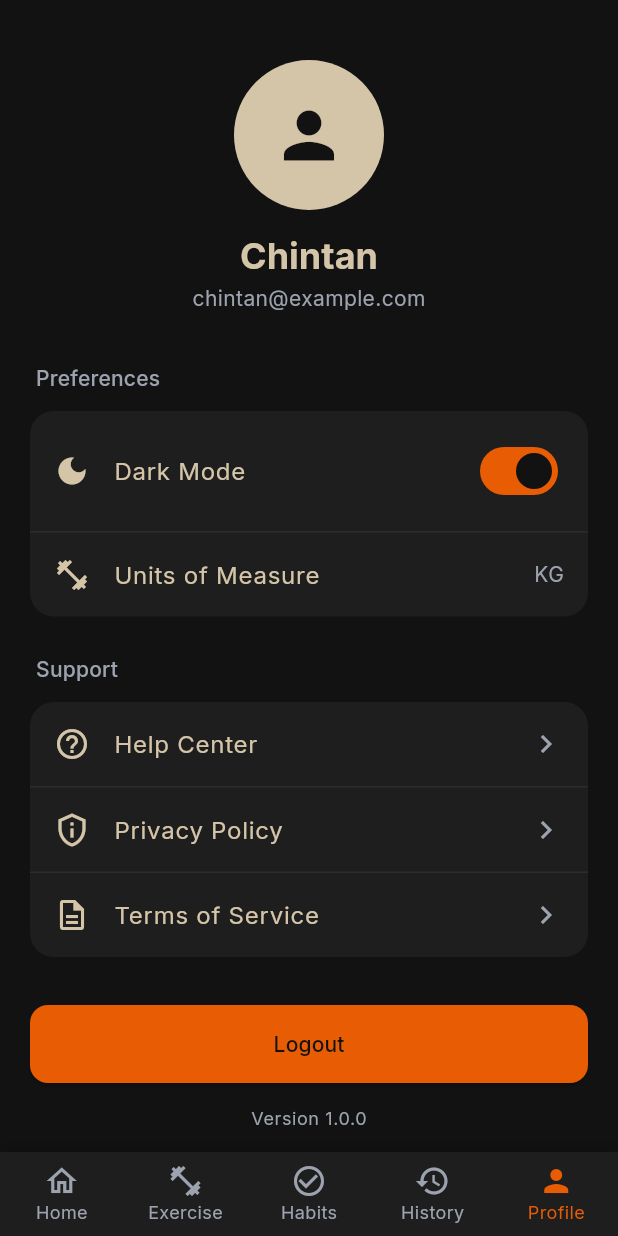
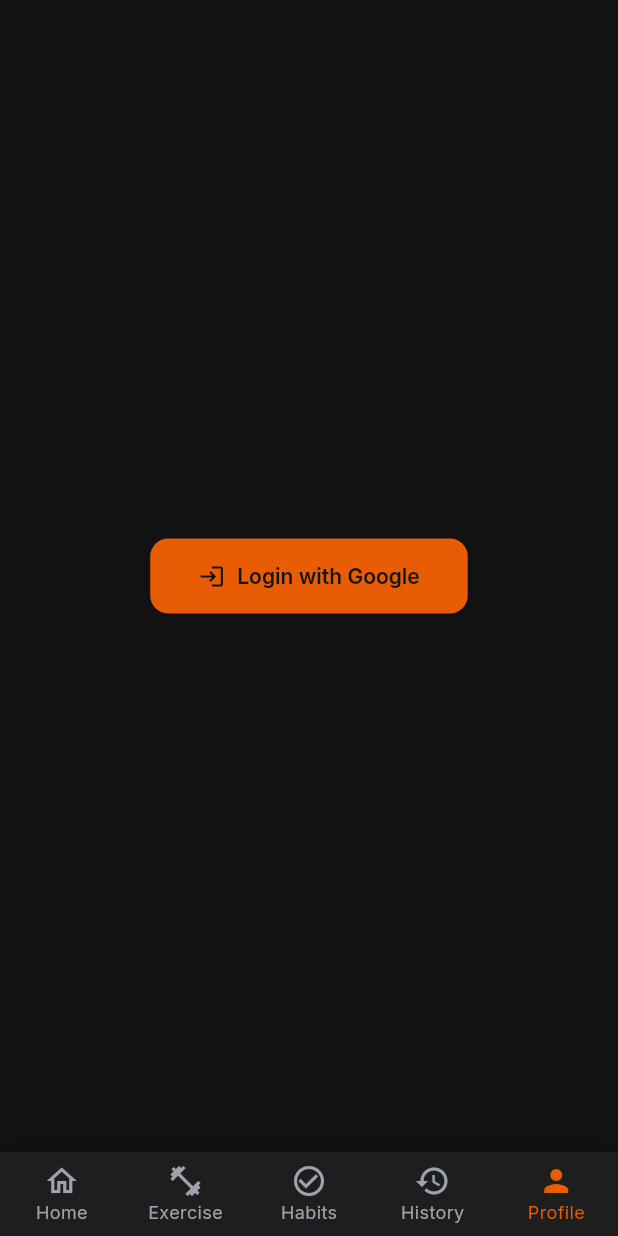
Before and after one commit to chintanmehta21/GrowthFuel, a Flutter app: the screen it shows after launch, item 5 of the bottom bar chosen, on a phone screen of 412 x 824 dp. Run offline on Flutter 3.47's test engine with Material 3 defaults, Android fonts, the phone set to English and light mode, and no system bars; our stand-ins replace device_preview, fl_chart, google_fonts, supabase_flutter; accounts and stored records are empty.

Commit message:
VScode Edits #2

```diff
--- a/1_Flutter_Src/lib/screens/home/home_screen.dart
+++ b/1_Flutter_Src/lib/screens/home/home_screen.dart
@@ -1,12 +1,15 @@
 import 'package:flutter/material.dart';
 import 'package:growth_fuel/config/theme.dart';
 import 'package:fl_chart/fl_chart.dart';
+import 'package:supabase_flutter/supabase_flutter.dart';
 
 class HomeScreen extends StatelessWidget {
   const HomeScreen({super.key});
 
   @override
   Widget build(BuildContext context) {
+    final user = Supabase.instance.client.auth.currentUser;
+    final userName = user?.userMetadata?['name'] ?? user?.email?.split('@').first ?? 'User';
     return Scaffold(
       backgroundColor: AppTheme.backgroundDark,
       body: SafeArea(
@@ -15,7 +18,6 @@
           child: Column(
             crossAxisAlignment: CrossAxisAlignment.start,
             children: [
-              // Greeting Section
               Row(
                 mainAxisAlignment: MainAxisAlignment.spaceBetween,
                 children: [
@@ -23,7 +25,7 @@
                     crossAxisAlignment: CrossAxisAlignment.start,
                     children: [
                       Text(
-                        'Hello Chintan,',
+                        'Hello $userName,',
                         style: Theme.of(context).textTheme.displaySmall,
                       ),
                     ],
--- a/1_Flutter_Src/lib/screens/profile/profile_screen.dart
+++ b/1_Flutter_Src/lib/screens/profile/profile_screen.dart
@@ -1,11 +1,38 @@
 import 'package:flutter/material.dart';
 import 'package:growth_fuel/config/theme.dart';
+import 'package:supabase_flutter/supabase_flutter.dart';
 
 class ProfileScreen extends StatelessWidget {
   const ProfileScreen({super.key});
 
   @override
   Widget build(BuildContext context) {
+    final user = Supabase.instance.client.auth.currentUser;
+    if (user == null) {
+      // Not logged in: Show Google login button
+      return Scaffold(
+        backgroundColor: AppTheme.backgroundDark,
+        body: SafeArea(
+          child: Center(
+            child: ElevatedButton.icon(
+              icon: Icon(Icons.login, color: AppTheme.backgroundDark),
+              label: const Text('Login with Google'),
+              style: ElevatedButton.styleFrom(
+                backgroundColor: AppTheme.accent,
+                foregroundColor: AppTheme.backgroundDark,
+                padding: const EdgeInsets.symmetric(horizontal: 32, vertical: 16),
+              ),
+              onPressed: () async {
+                await Supabase.instance.client.auth.signInWithOAuth(
+                  OAuthProvider.google,
+                );
+              },
+            ),
+          ),
+        ),
+      );
+    }
+    // Logged in: Show profile
     return Scaffold(
       backgroundColor: AppTheme.backgroundDark,
       body: SafeArea(
@@ -24,13 +51,14 @@
                 ),
               ),
               const SizedBox(height: 16),
-              Text('Chintan', style: Theme.of(context).textTheme.displaySmall),
+              Text(
+                user.userMetadata?['name'] ?? user.email ?? '',
+                style: Theme.of(context).textTheme.displaySmall,
+              ),
               const SizedBox(height: 4),
               Text(
-                'chintan@example.com',
-                style: Theme.of(
-                  context,
-                ).textTheme.bodyMedium?.copyWith(color: AppTheme.textMuted),
+                user.email ?? '',
+                style: Theme.of(context).textTheme.bodyMedium?.copyWith(color: AppTheme.textMuted),
               ),
               const SizedBox(height: 32),
 
@@ -93,8 +121,9 @@
                 child: SizedBox(
                   width: double.infinity,
                   child: ElevatedButton(
-                    onPressed: () {
-                      // TODO: Logout
+                    onPressed: () async {
+                      await Supabase.instance.client.auth.signOut();
+                      Navigator.of(context).pushReplacementNamed('/login');
                     },
                     style: ElevatedButton.styleFrom(
                       backgroundColor: AppTheme.accent,
```
Also changed, not shown: 1_Flutter_Src/lib/main.dart (+8 -2 lines), 2 other files.
